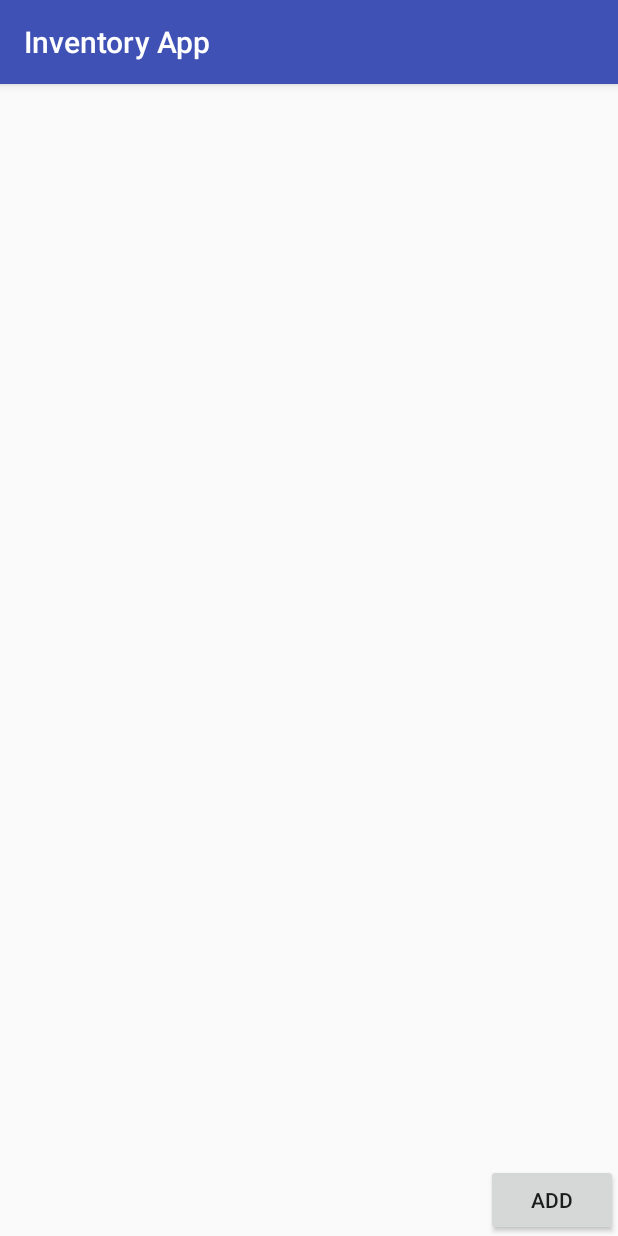
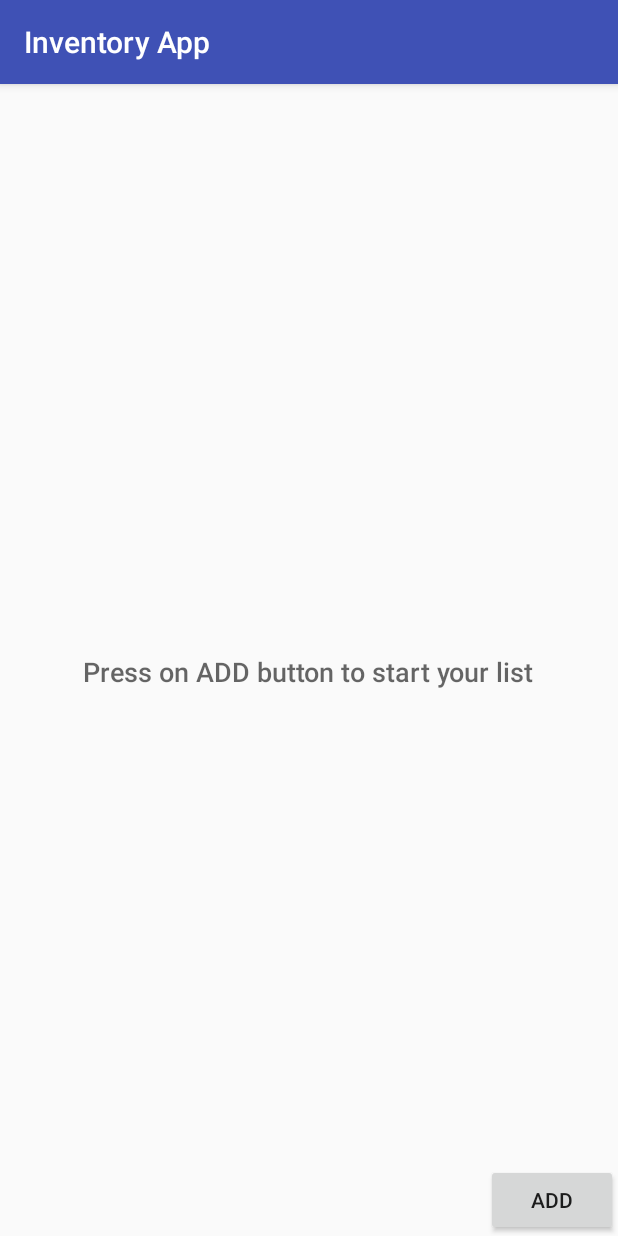
Before and after one commit to MarineNET/Udacity-Project-10-InventoryApp, an Android app: the screen it shows after launch (CatalogActivity), on a phone screen of 412 x 824 dp. Run offline under Robolectric (Android 15) with nearby library versions, the phone set to English and light mode, and no system bars.

Commit message:
Create an empty view for CatalogA

```diff
--- a/app/src/main/java/com/viktorkhon/udacity_project_10_inventoryapp/CatalogActivity.java
+++ b/app/src/main/java/com/viktorkhon/udacity_project_10_inventoryapp/CatalogActivity.java
@@ -38,6 +38,10 @@ implements LoaderManager.LoaderCallbacks<Cursor> {
         });
 
         ListView invListView = (ListView) findViewById(R.id.list_view);
+
+        // Find and set empty view on the ListView, so that it only shows when the list has 0 items.
+        View emptyView = findViewById(R.id.empty_view);
+        invListView.setEmptyView(emptyView);
 
         inventoryAdapter = new InventoryAdapter(this, null);
         invListView.setAdapter(inventoryAdapter);
--- a/app/src/main/res/layout/activity_catalog.xml
+++ b/app/src/main/res/layout/activity_catalog.xml
@@ -13,6 +13,25 @@
         android:layout_height="match_parent"
         android:padding="16dp"/>
 
+    <!-- Empty view for the list -->
+    <RelativeLayout
+        android:id="@+id/empty_view"
+        android:layout_width="wrap_content"
+        android:layout_height="wrap_content"
+        android:layout_centerInParent="true">
+
+        <TextView
+            android:id="@+id/empty_title_text"
+            android:layout_width="wrap_content"
+            android:layout_height="wrap_content"
+            android:layout_centerHorizontal="true"
+            android:fontFamily="sans-serif-medium"
+            android:paddingTop="16dp"
+            android:text="Press on ADD button to start your list"
+            android:textAppearance="?android:textAppearanceMedium"/>
+
+    </RelativeLayout>
+
     <Button
         android:id="@+id/addProduct"
         android:layout_width="wrap_content"
```
